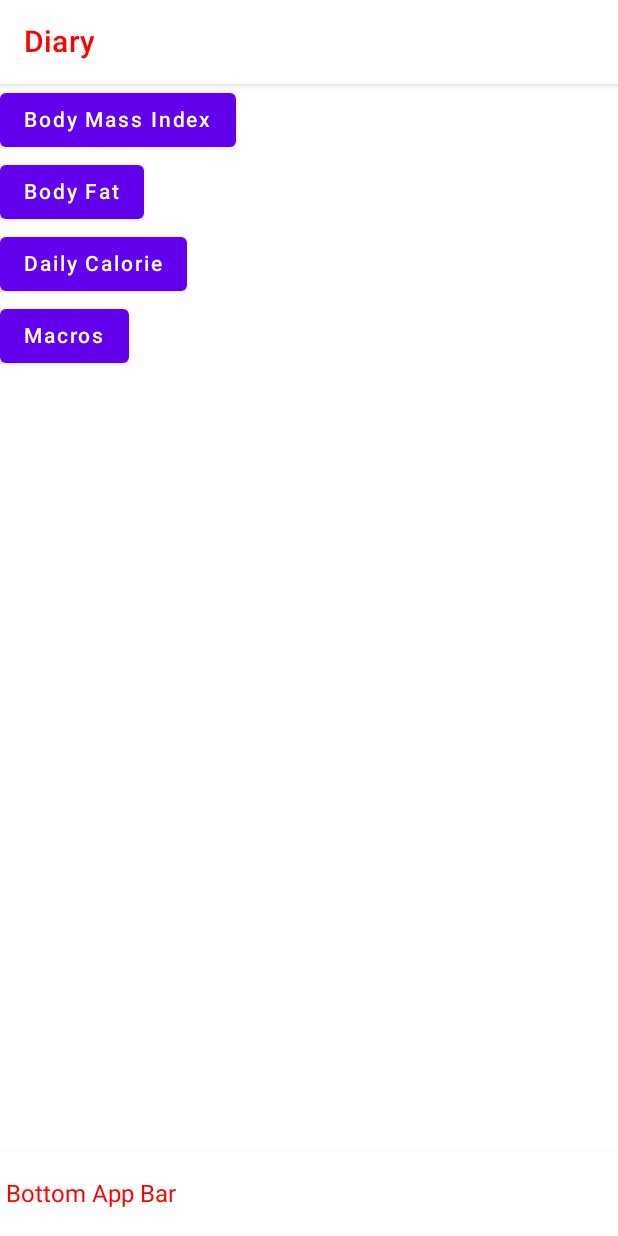
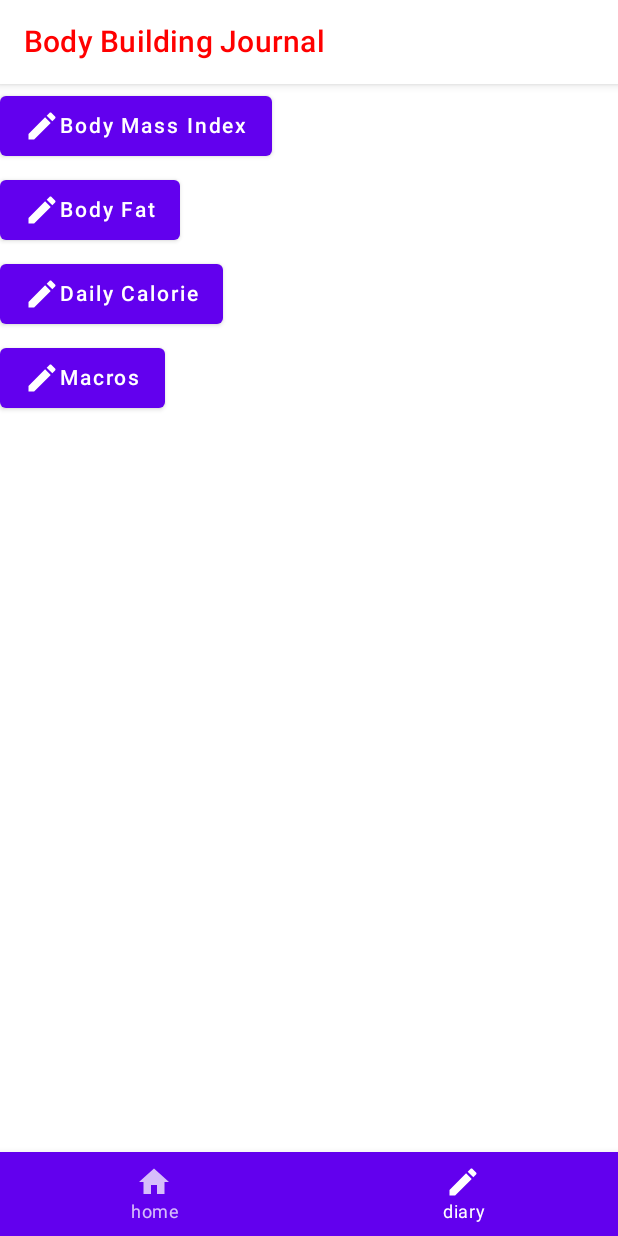
Before and after one commit to juanlestrella/BodybuilderJournalCompose, an Android app built with Jetpack Compose: the screen it shows after launch (MainActivity), on a phone screen of 412 x 824 dp. Run offline under Robolectric (Android 15) with nearby library versions, the phone set to English and light mode, and no system bars; our stand-ins replace Dagger/Hilt's generated code.

Commit message:
Update: Bottom Navigation done, NavHost incomplete

```diff
--- a/app/build.gradle
+++ b/app/build.gradle
@@ -105,8 +105,10 @@ dependencies {
     // Hilt
     implementation "com.google.dagger:hilt-android:$hilt_version"
     kapt "com.google.dagger:hilt-compiler:$hilt_version"
+    implementation "androidx.hilt:hilt-navigation-compose:$hilt_navigation_version"
 
-    implementation "androidx.hilt:hilt-navigation-compose:$hilt_navigation_version"
+    // Navigation
+    implementation "androidx.navigation:navigation-compose:$nav_version"
 
 }
     // Allow references to generated code
--- a/app/src/main/java/com/example/bodybuilder/MainActivity.kt
+++ b/app/src/main/java/com/example/bodybuilder/MainActivity.kt
@@ -1,35 +1,46 @@
 package com.example.bodybuilder
 
+import android.annotation.SuppressLint
 import android.os.Bundle
 import androidx.activity.ComponentActivity
 import androidx.activity.compose.setContent
 import androidx.compose.foundation.layout.fillMaxSize
 import androidx.compose.material.*
 import androidx.compose.material.MaterialTheme
+import androidx.compose.runtime.Composable
 import androidx.compose.ui.Modifier
+import androidx.compose.ui.graphics.Color
+import androidx.navigation.NavController
+import androidx.navigation.compose.rememberNavController
 import com.example.bodybuilder.compose.*
+import com.example.bodybuilder.navigation.AppBottomNavigation
+import com.example.bodybuilder.navigation.NavHost
 import com.example.bodybuilder.ui.theme.Bodybuilder
 import dagger.hilt.android.AndroidEntryPoint
 
 @AndroidEntryPoint
 class MainActivity : ComponentActivity() {
 
+    @SuppressLint("UnusedMaterialScaffoldPaddingParameter")
     override fun onCreate(savedInstanceState: Bundle?) {
         super.onCreate(savedInstanceState)
         setContent {
             Bodybuilder {
-                // A surface container using the 'background' color from the theme
-                Surface(
-                    modifier = Modifier.fillMaxSize(),
-                    color = MaterialTheme.colors.background
-                ) {
-                    //HomeScreen()
-                    //BmiScreen()
-                    //BodyFatScreen()
-                    //DailyCalorieScreen()
-                    //MacroCalculatorScreen()
-                    DiaryScreen()
-
+                val scaffoldState = rememberScaffoldState()
+                val navController = rememberNavController()
+                Scaffold(
+                    scaffoldState = scaffoldState,
+                    topBar = {
+                        TopAppBar(
+                            title = { Text("Body Building Journal", color = Color.Red) },
+                            backgroundColor = MaterialTheme.colors.background,
+                        )
+                    },
+                    bottomBar = {
+                        AppBottomNavigation(navController = navController)
+                    }
+                ){
+                    NavHost(navController = navController)
                 }
             }
         }
--- a/app/src/main/java/com/example/bodybuilder/compose/Bmi.kt
+++ b/app/src/main/java/com/example/bodybuilder/compose/Bmi.kt
@@ -82,7 +82,6 @@ fun BmiBodyContent(
                     Toast.makeText(context, "Please enter height between 130 cm and 230 cm", Toast.LENGTH_SHORT).show()
                 } else{
                     viewModel.getBmiFromApi(age, weight, height)
-                    //bmi = viewModel.bmiState.value.bmi.toString()
                 }
             }
         ){
--- a/app/src/main/java/com/example/bodybuilder/compose/Diary.kt
+++ b/app/src/main/java/com/example/bodybuilder/compose/Diary.kt
@@ -1,10 +1,11 @@
 package com.example.bodybuilder.compose
 
-import androidx.compose.foundation.Image
+
 import androidx.compose.foundation.layout.Column
 import androidx.compose.foundation.layout.PaddingValues
-import androidx.compose.foundation.layout.padding
 import androidx.compose.material.*
+import androidx.compose.material.icons.Icons
+import androidx.compose.material.icons.filled.Edit
 import androidx.compose.runtime.Composable
 import androidx.compose.ui.Modifier
 import androidx.compose.ui.graphics.Color
@@ -12,67 +13,40 @@ import androidx.compose.ui.tooling.preview.Preview
 import com.example.bodybuilder.ui.theme.Bodybuilder
 
 @Composable
-fun DiaryScreen() {
-    // can be used to show Snack bar, open/close drawer
-    val scaffoldState = rememberScaffoldState()
-    Scaffold(
-        scaffoldState = scaffoldState,
-        topBar = {
-            TopAppBar(
-                title = { Text("Diary", color = Color.Red) },
-                backgroundColor = MaterialTheme.colors.background,
-            )
-        },
-        bottomBar = {
-            /**
-             * TODO: Change this to BottomNavigation later after creating all the screens
-             */
-            /**
-             * TODO: Change this to BottomNavigation later after creating all the screens
-             */
-            BottomAppBar(backgroundColor = MaterialTheme.colors.background) {
-                Text(text = "Bottom App Bar", color = Color.Red)
-            }
-        }
-    ){ contentPadding ->
-        DiaryBodyContent(contentPaddingValues = contentPadding)
-    }
+fun DiaryScreen(
+    onNavigateToBmi: () -> Unit,
+    onNavigateToBodyFat: () -> Unit,
+    onNavigateToDailyCalorie: () -> Unit,
+    onNavigateToMacros: () -> Unit
+) {
+    DiaryBodyContent(
+        onNavigateToBmi = onNavigateToBmi,
+        onNavigateToBodyFat = onNavigateToBodyFat,
+        onNavigateToDailyCalorie = onNavigateToDailyCalorie,
+        onNavigateToMacros = onNavigateToMacros
+    )
 }
 
 @Composable
 fun DiaryBodyContent(
     modifier: Modifier = Modifier,
-    contentPaddingValues: PaddingValues
+    onNavigateToBmi: () -> Unit,
+    onNavigateToBodyFat: () -> Unit,
+    onNavigateToDailyCalorie: () -> Unit,
+    onNavigateToMacros: () -> Unit
 ) {
-    Column(modifier = modifier.padding(contentPaddingValues)) {
-        Button(
-            onClick = { /*TODO*/ },
-        ) {
-            //Image(painter = , contentDescription = )
-            Text("Body Mass Index")
-        }
-        Button(
-            onClick = { /*TODO*/ },
-        ) {
-            Text("Body Fat")
-        }
-        Button(
-            onClick = { /*TODO*/ },
-        ) {
-            Text("Daily Calorie")
-        }
-        Button(
-            onClick = { /*TODO*/ },
-        ) {
-            Text("Macros")
-        }
+    Column {
+        ButtonDiary(icon = Icons.Filled.Edit, label = "Body Mass Index", onNavigateToDestination = onNavigateToBmi)
+        ButtonDiary(icon = Icons.Filled.Edit, label = "Body Fat", onNavigateToDestination = onNavigateToBodyFat)
+        ButtonDiary(icon = Icons.Filled.Edit, label = "Daily Calorie", onNavigateToDestination = onNavigateToDailyCalorie)
+        ButtonDiary(icon = Icons.Filled.Edit, label = "Macros", onNavigateToDestination = onNavigateToMacros)
     }
+
 }
-
 @Preview(showBackground = true)
 @Composable
 fun Diary_Screen_Preview(){
     Bodybuilder {
-        DiaryScreen()
+        //DiaryScreen()
     }
 }
--- a/app/src/main/java/com/example/bodybuilder/compose/Helper.kt
+++ b/app/src/main/java/com/example/bodybuilder/compose/Helper.kt
@@ -1,10 +1,20 @@
 package com.example.bodybuilder.compose
 
+import android.media.Image
+import androidx.compose.foundation.Image
+import androidx.compose.foundation.layout.padding
 import androidx.compose.foundation.text.KeyboardOptions
 import androidx.compose.material.*
+import androidx.compose.material.icons.Icons
+import androidx.compose.material.icons.filled.Search
 import androidx.compose.runtime.*
+import androidx.compose.ui.Modifier
+import androidx.compose.ui.graphics.painter.Painter
+import androidx.compose.ui.graphics.vector.ImageVector
+import androidx.compose.ui.semantics.Role.Companion.Image
 import androidx.compose.ui.text.input.ImeAction
 import androidx.compose.ui.text.input.KeyboardType
+import androidx.compose.ui.unit.dp
 
 @Composable
 fun TextFieldAge(age:String, onTextChange: (String) -> Unit, imeAction: ImeAction){
@@ -137,3 +147,16 @@ fun Spinner(options: List<String>, onTextChange: (String) -> Unit, label: String
         }
     }
 }
+
+@Composable
+fun ButtonDiary(icon: ImageVector /**Painter Type**/, label: String, onNavigateToDestination: () -> Unit){
+    Button(
+        onClick = onNavigateToDestination,
+        modifier = Modifier.padding(vertical = 4.dp)
+    ) {
+        //Image(painter = image, contentDescription = label)
+        Icon(icon, label)
+        Text(label)
+
+    }
+}
--- a/app/src/main/java/com/example/bodybuilder/compose/Home.kt
+++ b/app/src/main/java/com/example/bodybuilder/compose/Home.kt
@@ -48,7 +48,9 @@ import com.example.bodybuilder.ui.theme.Bodybuilder
  */
 
 @Composable
-fun HomeScreen() {
+fun HomeScreen(
+
+) {
     // can be used to show Snack bar, open/close drawer
     val scaffoldState = rememberScaffoldState()
     Scaffold(
--- /dev/null
+++ b/app/src/main/java/com/example/bodybuilder/navigation/BottomNavigation.kt
@@ -0,0 +1,49 @@
+package com.example.bodybuilder.navigation
+
+import androidx.compose.material.BottomNavigation
+import androidx.compose.material.BottomNavigationItem
+import androidx.compose.material.Icon
+import androidx.compose.material.Text
+import androidx.compose.material.icons.Icons
+import androidx.compose.material.icons.filled.Home
+import androidx.compose.runtime.Composable
+import androidx.compose.runtime.getValue
+import androidx.compose.ui.res.stringResource
+import androidx.navigation.NavController
+import androidx.navigation.NavDestination.Companion.hierarchy
+import androidx.navigation.NavGraph.Companion.findStartDestination
+import androidx.navigation.compose.currentBackStackEntryAsState
+
+@Composable
+fun AppBottomNavigation(navController: NavController) {
+    val items = listOf(
+        Screen.Home,
+        Screen.Diary
+    )
+    BottomNavigation() {
+        val navBackStackEntry by navController.currentBackStackEntryAsState()
+        val currentDestination = navBackStackEntry?.destination
+        items.forEach { screen ->
+            BottomNavigationItem(
+                icon = { Icon(imageVector = screen.icon, contentDescription = screen.route) },
+                label = { Text(stringResource(id = screen.resourceId))},
+                selected = currentDestination?.hierarchy?.any { it.route == screen.route} == true,
+                onClick = {
+                    navController.navigate(screen.route) {
+                        // Pop up to the start destination of the graph to
+                        // avoid building up a large stack of destinations
+                        // on the back stack as users select items
+                        popUpTo(navController.graph.findStartDestination().id) {
+                            saveState = true
+                        }
+                        // Avoid multiple copies of the same destination when
+                        // re-selecting the same item
+                        launchSingleTop = true
+                        // Restore state when re-selecting a previously selected item
+                        restoreState = true
+                    }
+                }
+            )
+        }
+    }
+}
--- /dev/null
+++ b/app/src/main/java/com/example/bodybuilder/navigation/NavHost.kt
@@ -0,0 +1,56 @@
+package com.example.bodybuilder.navigation
+
+import androidx.compose.material.Scaffold
+import androidx.compose.runtime.Composable
+import androidx.compose.ui.Modifier
+import androidx.navigation.NavHostController
+import androidx.navigation.compose.NavHost
+import androidx.navigation.compose.composable
+import com.example.bodybuilder.compose.*
+
+@Composable
+fun NavHost(
+    modifier: Modifier = Modifier,
+    navController: NavHostController,
+    startDestination: String = "diary"
+){
+    NavHost(
+        modifier = modifier,
+        navController = navController,
+        startDestination = startDestination
+    ){
+        composable("home") {
+            HomeScreen(
+
+            )
+        }
+        composable("diary") {
+            DiaryScreen(
+                onNavigateToBmi = { navController.navigate("bmi") },
+                onNavigateToBodyFat = { navController.navigate("bodyFat") },
+                onNavigateToDailyCalorie = { navController.navigate("dailyCalorie") },
+                onNavigateToMacros = { navController.navigate("macros") },
+            )
+        }
+        composable("bmi") {
+            BmiScreen(
+
+            )
+        }
+        composable("bodyFat") {
+            BodyFatScreen(
+
+            )
+        }
+        composable("dailyCalorie") {
+            DailyCalorieScreen(
+
+            )
+        }
+        composable("macros") {
+            MacroCalculatorScreen(
+
+            )
+        }
+    }
+}
--- /dev/null
+++ b/app/src/main/java/com/example/bodybuilder/navigation/Screen.kt
@@ -0,0 +1,17 @@
+package com.example.bodybuilder.navigation
+
+import androidx.annotation.StringRes
+import androidx.compose.material.icons.Icons
+import androidx.compose.material.icons.filled.Edit
+import androidx.compose.material.icons.filled.Home
+import androidx.compose.ui.graphics.vector.ImageVector
+import com.example.bodybuilder.R
+
+sealed class Screen(val route: String, @StringRes val resourceId: Int, var icon:ImageVector){
+    object Home : Screen("home", R.string.home, Icons.Filled.Home)
+    object Diary : Screen("diary", R.string.diary, Icons.Filled.Edit)
+    object Bmi : Screen("bmi", R.string.bmi, Icons.Filled.Edit)
+    object BodyFat : Screen("bodyFat", R.string.bodyFat, Icons.Filled.Edit)
+    object DailyCalorie : Screen("dailyCalorie", R.string.dailyCalorie, Icons.Filled.Edit)
+    object Macros : Screen("macros", R.string.macros, Icons.Filled.Edit)
+}
--- a/app/src/main/res/values/strings.xml
+++ b/app/src/main/res/values/strings.xml
@@ -1,3 +1,10 @@
 <resources>
     <string name="app_name">BodybuilderJournalCompose</string>
+    <string name="home">home</string>
+    <string name="diary">diary</string>
+    <string name="bmi">bmi</string>
+    <string name="bodyFat">bodyFat</string>
+    <string name="dailyCalorie">dailyCalorie</string>
+    <string name="macros">macros</string>
+
 </resources>
--- a/build.gradle
+++ b/build.gradle
@@ -10,6 +10,7 @@ buildscript {
         hilt_version = '2.44'
         hilt_navigation_version = '1.0.0'
         material_version = '1.2.0'
+        nav_version = "2.5.3"
     }
 }// Top-level build file where you can add configuration options common to all sub-projects/modules.
 plugins {
```
